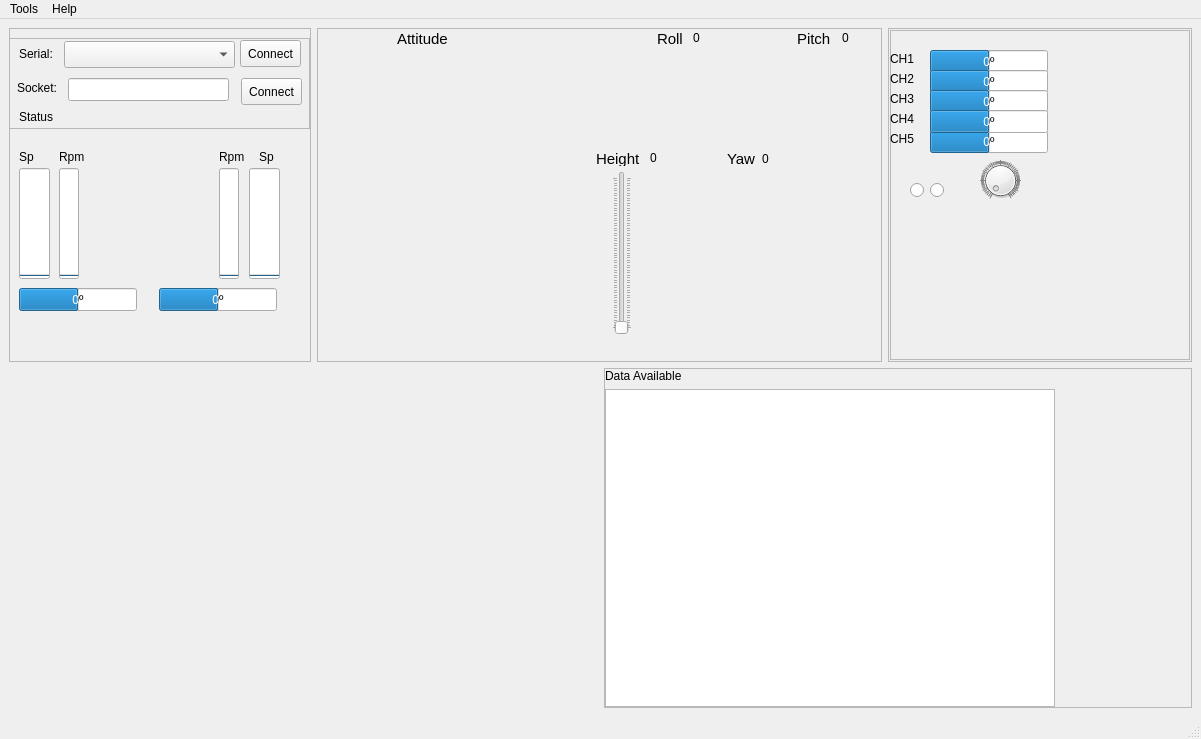
Before: the Qt Designer form windows/vant.ui in iurobpn/provant-groundstation, drawn with Qt 5.
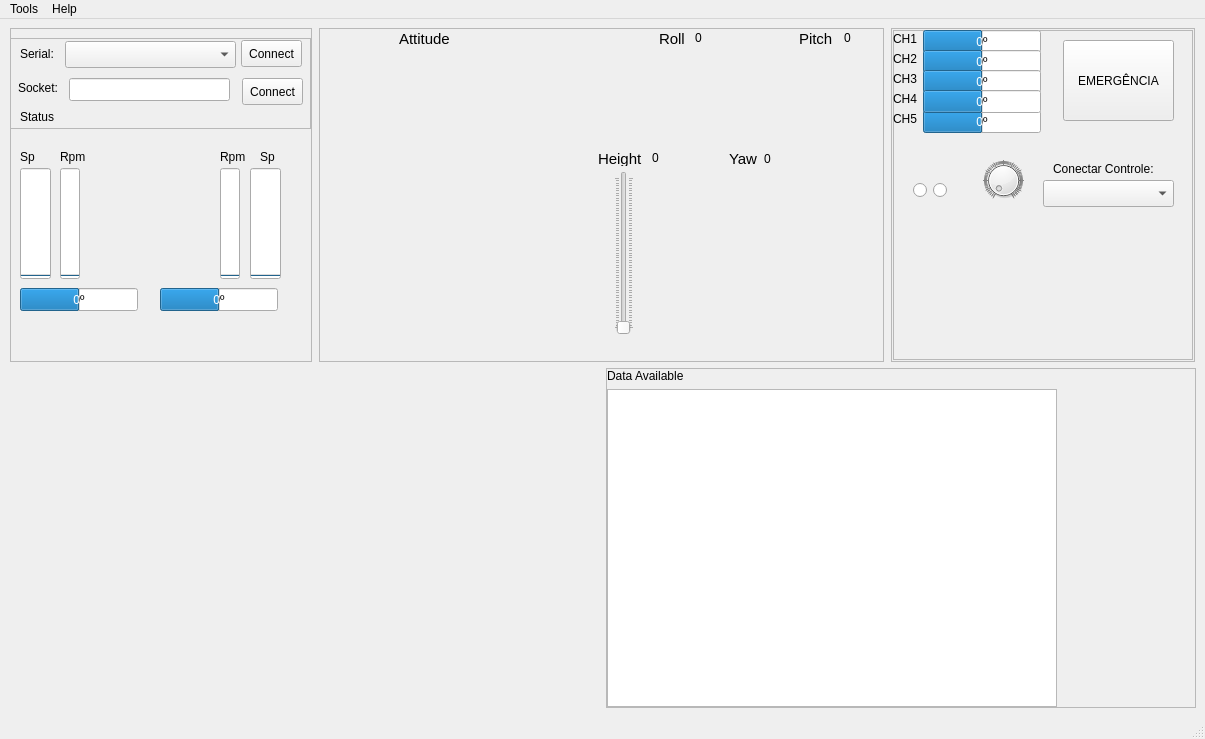
After: the same form once the commit is applied. Custom widgets are drawn as their Qt base class.

Commit message: adicionado botão de emergencia e local para selecionar o controle que quer utilizar para controlar  o vant

What changed in the file:
```diff
--- a/windows/vant.ui
+++ b/windows/vant.ui
@@ -6,7 +6,7 @@
    <rect>
     <x>0</x>
     <y>0</y>
-    <width>1200</width>
+    <width>1205</width>
     <height>739</height>
    </rect>
   </property>
@@ -697,8 +697,8 @@
              <widget class="QProgressBar" name="ch1">
               <property name="geometry">
                <rect>
-                <x>40</x>
-                <y>100</y>
+                <x>30</x>
+                <y>80</y>
                 <width>118</width>
                 <height>23</height>
                </rect>
@@ -731,8 +731,8 @@
              <widget class="QProgressBar" name="ch1_2">
               <property name="geometry">
                <rect>
-                <x>40</x>
-                <y>20</y>
+                <x>30</x>
+                <y>0</y>
                 <width>118</width>
                 <height>23</height>
                </rect>
@@ -765,8 +765,8 @@
              <widget class="QProgressBar" name="ch1_3">
               <property name="geometry">
                <rect>
-                <x>40</x>
-                <y>40</y>
+                <x>30</x>
+                <y>20</y>
                 <width>118</width>
                 <height>23</height>
                </rect>
@@ -799,8 +799,8 @@
              <widget class="QProgressBar" name="ch1_4">
               <property name="geometry">
                <rect>
-                <x>40</x>
-                <y>60</y>
+                <x>30</x>
+                <y>40</y>
                 <width>118</width>
                 <height>23</height>
                </rect>
@@ -833,8 +833,8 @@
              <widget class="QProgressBar" name="ch1_5">
               <property name="geometry">
                <rect>
-                <x>40</x>
-                <y>80</y>
+                <x>30</x>
+                <y>60</y>
                 <width>118</width>
                 <height>23</height>
                </rect>
@@ -868,7 +868,7 @@
               <property name="geometry">
                <rect>
                 <x>0</x>
-                <y>100</y>
+                <y>80</y>
                 <width>66</width>
                 <height>17</height>
                </rect>
@@ -881,7 +881,7 @@
               <property name="geometry">
                <rect>
                 <x>0</x>
-                <y>20</y>
+                <y>0</y>
                 <width>66</width>
                 <height>17</height>
                </rect>
@@ -894,7 +894,7 @@
               <property name="geometry">
                <rect>
                 <x>0</x>
-                <y>40</y>
+                <y>20</y>
                 <width>66</width>
                 <height>17</height>
                </rect>
@@ -907,7 +907,7 @@
               <property name="geometry">
                <rect>
                 <x>0</x>
-                <y>60</y>
+                <y>40</y>
                 <width>66</width>
                 <height>17</height>
                </rect>
@@ -920,7 +920,7 @@
               <property name="geometry">
                <rect>
                 <x>0</x>
-                <y>80</y>
+                <y>60</y>
                 <width>66</width>
                 <height>17</height>
                </rect>
@@ -929,6 +929,48 @@
                <string>CH4</string>
               </property>
              </widget>
+             <widget class="QPushButton" name="emergencia_button">
+              <property name="geometry">
+               <rect>
+                <x>170</x>
+                <y>10</y>
+                <width>111</width>
+                <height>81</height>
+               </rect>
+              </property>
+              <property name="text">
+               <string>EMERGÊNCIA</string>
+              </property>
+              <property name="autoDefault">
+               <bool>false</bool>
+              </property>
+              <property name="flat">
+               <bool>false</bool>
+              </property>
+             </widget>
+             <widget class="QComboBox" name="List_leypad">
+              <property name="geometry">
+               <rect>
+                <x>150</x>
+                <y>150</y>
+                <width>131</width>
+                <height>27</height>
+               </rect>
+              </property>
+             </widget>
+             <widget class="QLabel" name="QLabel_12">
+              <property name="geometry">
+               <rect>
+                <x>160</x>
+                <y>130</y>
+                <width>121</width>
+                <height>17</height>
+               </rect>
+              </property>
+              <property name="text">
+               <string>Conectar Controle:</string>
+              </property>
+             </widget>
             </widget>
            </item>
           </layout>
@@ -1046,8 +1088,8 @@
     <rect>
      <x>0</x>
      <y>0</y>
-     <width>1200</width>
-     <height>25</height>
+     <width>1205</width>
+     <height>20</height>
     </rect>
    </property>
    <widget class="QMenu" name="menuFile">
```
Left out of the diff: 34 changed lines with no effect on the pictures. The commit also changes 1 other file.
